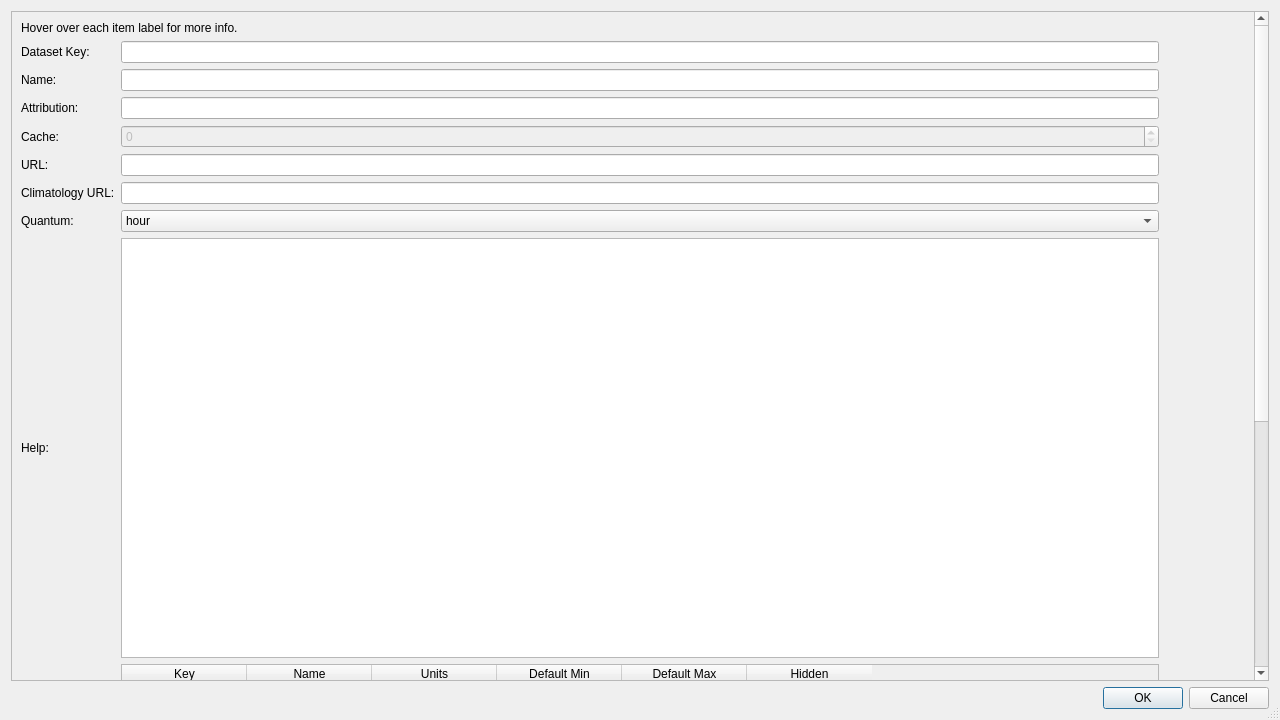
The window that Config_Tool/datasetview.ui (DFO-Ocean-Navigator/Navigator2Go) describes before a commit, drawn with Qt 5.
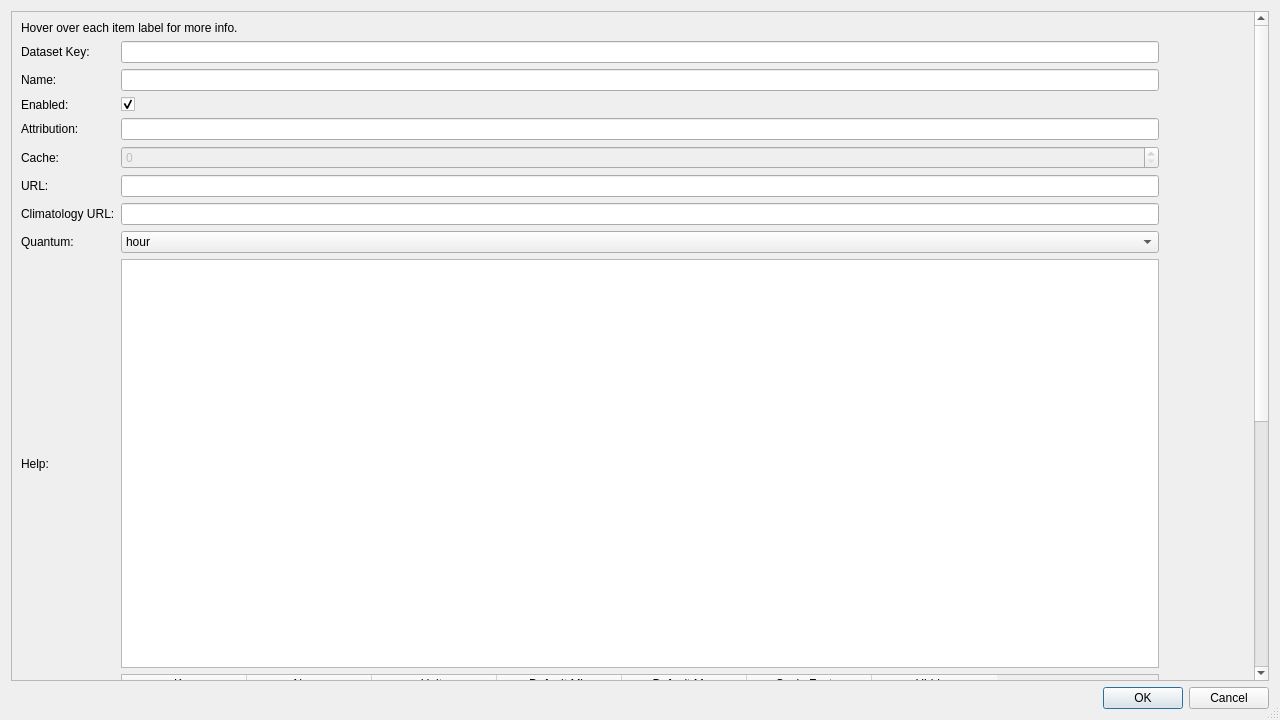
The same window after the commit. Icons and pictures are not drawn.

Commit message: Added dataset enabled toggle and variable scale factor.

Patch:
```diff
--- a/Config_Tool/datasetview.ui
+++ b/Config_Tool/datasetview.ui
@@ -76,7 +76,7 @@
          </item>
          <item>
           <layout class="QGridLayout" name="gridLayout_3">
-           <item row="7" column="1">
+           <item row="8" column="1">
             <widget class="QPlainTextEdit" name="plainTextEditHelp">
              <property name="lineWrapMode">
               <enum>QPlainTextEdit::NoWrap</enum>
@@ -93,7 +93,7 @@
              </property>
             </widget>
            </item>
-           <item row="4" column="0">
+           <item row="5" column="0">
             <widget class="QLabel" name="label_3">
              <property name="toolTip">
               <string>URL to the aggregated.ncml file for this dataset. This is passed to THREDDS.</string>
@@ -103,7 +103,7 @@
              </property>
             </widget>
            </item>
-           <item row="7" column="0">
+           <item row="8" column="0">
             <widget class="QLabel" name="label_6">
              <property name="toolTip">
               <string>Detailed information about the dataset goes here. This is presented in the Ocean Navigator. HTML formatting is encouraged.</string>
@@ -126,7 +126,7 @@
            <item row="0" column="1">
             <widget class="QLineEdit" name="lineEditKey"/>
            </item>
-           <item row="2" column="0">
+           <item row="3" column="0">
             <widget class="QLabel" name="label_2">
              <property name="toolTip">
               <string>Dataset attribution. Presented in bottom right corner of the map and in all plot figures in the Ocean Navigator.</string>
@@ -139,7 +139,7 @@
            <item row="1" column="1">
             <widget class="QLineEdit" name="lineEditName"/>
            </item>
-           <item row="5" column="0">
+           <item row="6" column="0">
             <widget class="QLabel" name="label_4">
              <property name="toolTip">
               <string>URL to the climatology aggregated.ncml file. This is passed to THREDDS.</string>
@@ -149,13 +149,13 @@
              </property>
             </widget>
            </item>
-           <item row="2" column="1">
+           <item row="3" column="1">
             <widget class="QLineEdit" name="lineEditAttribution"/>
            </item>
-           <item row="5" column="1">
+           <item row="6" column="1">
             <widget class="QLineEdit" name="lineEditClima"/>
            </item>
-           <item row="6" column="0">
+           <item row="7" column="0">
             <widget class="QLabel" name="label_5">
              <property name="toolTip">
               <string>Time scale of the data inside this dataset. Days, hours, monthly.</string>
@@ -165,10 +165,10 @@
              </property>
             </widget>
            </item>
-           <item row="4" column="1">
+           <item row="5" column="1">
             <widget class="QLineEdit" name="lineEditURL"/>
            </item>
-           <item row="6" column="1">
+           <item row="7" column="1">
             <widget class="QComboBox" name="comboBoxQuantum">
              <property name="focusPolicy">
               <enum>Qt::StrongFocus</enum>
@@ -193,7 +193,7 @@
              </item>
             </widget>
            </item>
-           <item row="8" column="0">
+           <item row="9" column="0">
             <widget class="QLabel" name="label_9">
              <property name="toolTip">
               <string>&lt;html&gt;&lt;head/&gt;&lt;body&gt;&lt;p&gt;Variables found inside the dataset. &lt;/p&gt;&lt;p&gt;Key: the internal variable name (votemper, or salinity). &lt;/p&gt;&lt;p&gt;Name: the readable form of the Key (Temperature, Salinity). &lt;/p&gt;&lt;p&gt;Default Scale: Default min/max values for the variable. These are used when applying a colourmap.&lt;/p&gt;&lt;p&gt;Hidden: should the variable be hidden to the Ocean Navigator?&lt;/p&gt;&lt;/body&gt;&lt;/html&gt;</string>
@@ -203,7 +203,7 @@
              </property>
             </widget>
            </item>
-           <item row="8" column="1">
+           <item row="9" column="1">
             <widget class="QTableWidget" name="tableWidgetVariables">
              <property name="sizePolicy">
               <sizepolicy hsizetype="Expanding" vsizetype="Expanding">
@@ -226,6 +226,9 @@
              <attribute name="horizontalHeaderDefaultSectionSize">
               <number>125</number>
              </attribute>
+             <attribute name="verticalHeaderShowSortIndicator" stdset="0">
+              <bool>true</bool>
+             </attribute>
              <column>
               <property name="text">
                <string>Key</string>
@@ -256,6 +259,11 @@
                <string>Default Max</string>
               </property>
              </column>
+             <column>
+              <property name="text">
+               <string>Scale Factor</string>
+              </property>
+             </column>
              <column>
               <property name="text">
                <string>Hidden</string>
@@ -263,7 +271,14 @@
              </column>
             </widget>
            </item>
-           <item row="8" column="2">
+           <item row="4" column="1">
+            <widget class="QSpinBox" name="spinBoxCache">
+             <property name="enabled">
+              <bool>false</bool>
+             </property>
+            </widget>
+           </item>
+           <item row="9" column="2">
             <layout class="QVBoxLayout" name="verticalLayout_5">
              <property name="sizeConstraint">
               <enum>QLayout::SetDefaultConstraint</enum>
@@ -295,17 +310,30 @@
              </item>
             </layout>
            </item>
-           <item row="3" column="0">
+           <item row="4" column="0">
             <widget class="QLabel" name="label_10">
              <property name="text">
               <string>Cache:</string>
              </property>
             </widget>
            </item>
-           <item row="3" column="1">
-            <widget class="QSpinBox" name="spinBoxCache">
-             <property name="enabled">
-              <bool>false</bool>
+           <item row="2" column="0">
+            <widget class="QLabel" name="label_11">
+             <property name="toolTip">
+              <string>Should this dataset be visible in the Ocean Navigator?</string>
+             </property>
+             <property name="text">
+              <string>Enabled:</string>
+             </property>
+            </widget>
+           </item>
+           <item row="2" column="1">
+            <widget class="QCheckBox" name="checkBoxDatasetEnabled">
+             <property name="text">
+              <string/>
+             </property>
+             <property name="checked">
+              <bool>true</bool>
              </property>
             </widget>
            </item>
```
The commit also changes 1 other file.
